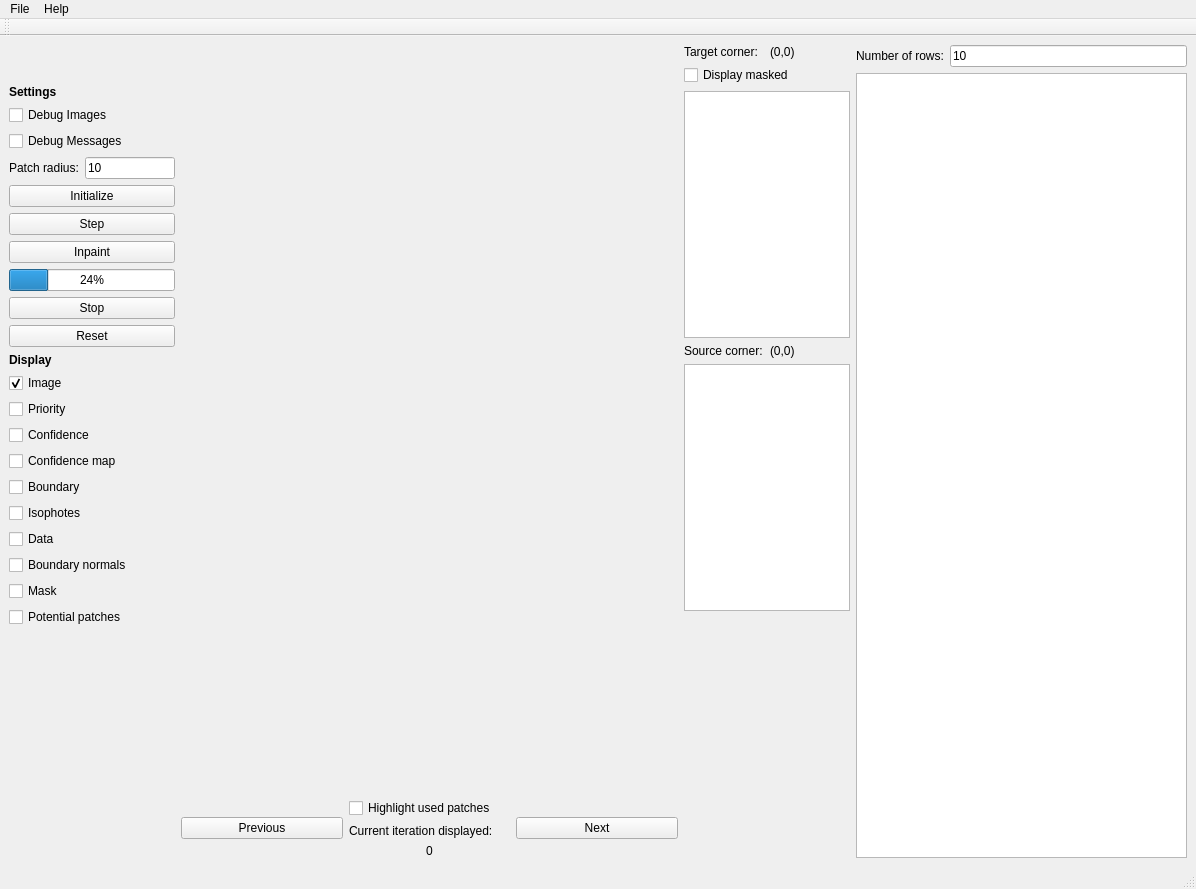
Qt form CriminisiInpainting.ui (daviddoria/PatchBasedInpainting) before a commit.
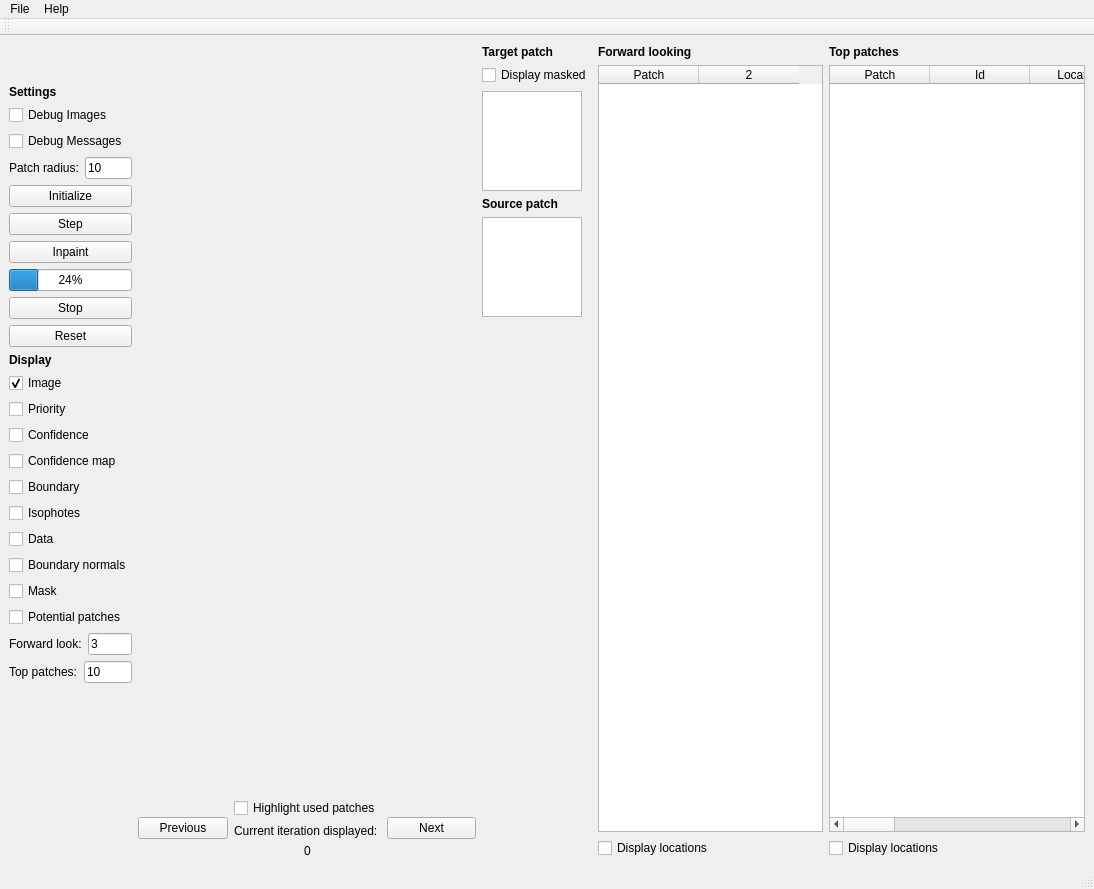
The same form after that commit. Custom widgets are drawn as their Qt base class.

Commit message: Finished interface to store and show forward looking options and their candidate matches

```diff
--- a/CriminisiInpainting.ui
+++ b/CriminisiInpainting.ui
@@ -6,7 +6,7 @@
    <rect>
     <x>0</x>
     <y>0</y>
-    <width>1196</width>
+    <width>1094</width>
     <height>889</height>
    </rect>
   </property>
@@ -16,9 +16,9 @@
   <widget class="QWidget" name="centralwidget">
    <layout class="QGridLayout" name="gridLayout">
     <item row="0" column="0">
-     <layout class="QHBoxLayout" name="horizontalLayout" stretch="1,3,1,2">
+     <layout class="QHBoxLayout" name="horizontalLayout" stretch="1,3,1,2,0">
       <item>
-       <layout class="QVBoxLayout" name="verticalLayout" stretch="0,0">
+       <layout class="QVBoxLayout" name="verticalLayout" stretch="0,0,0,0">
         <item>
          <layout class="QVBoxLayout" name="verticalLayout_4">
           <item>
@@ -213,6 +213,46 @@
           </item>
          </layout>
         </item>
+        <item>
+         <layout class="QVBoxLayout" name="verticalLayout_9">
+          <item>
+           <layout class="QHBoxLayout" name="horizontalLayout_8">
+            <item>
+             <widget class="QLabel" name="label_5">
+              <property name="text">
+               <string>Forward look:</string>
+              </property>
+             </widget>
+            </item>
+            <item>
+             <widget class="QLineEdit" name="txtNumberOfForwardLook">
+              <property name="text">
+               <string>3</string>
+              </property>
+             </widget>
+            </item>
+           </layout>
+          </item>
+         </layout>
+        </item>
+        <item>
+         <layout class="QHBoxLayout" name="horizontalLayout_7">
+          <item>
+           <widget class="QLabel" name="label_10">
+            <property name="text">
+             <string>Top patches:</string>
+            </property>
+           </widget>
+          </item>
+          <item>
+           <widget class="QLineEdit" name="txtNumberOfTopPatches">
+            <property name="text">
+             <string>10</string>
+            </property>
+           </widget>
+          </item>
+         </layout>
+        </item>
         <item>
          <spacer name="verticalSpacer_3">
           <property name="orientation">
@@ -287,15 +327,14 @@
          <layout class="QHBoxLayout" name="horizontalLayout_4">
           <item>
            <widget class="QLabel" name="label_4">
-            <property name="text">
-             <string>Target corner:</string>
+            <property name="font">
+             <font>
+              <weight>75</weight>
+              <bold>true</bold>
+             </font>
             </property>
-           </widget>
-          </item>
-          <item>
-           <widget class="QLabel" name="lblTargetCorner">
             <property name="text">
-             <string>(0,0)</string>
+             <string>Target patch</string>
             </property>
            </widget>
           </item>
@@ -313,6 +352,12 @@
           <property name="enabled">
            <bool>true</bool>
           </property>
+          <property name="maximumSize">
+           <size>
+            <width>100</width>
+            <height>100</height>
+           </size>
+          </property>
           <property name="baseSize">
            <size>
             <width>50</width>
@@ -331,15 +376,14 @@
          <layout class="QHBoxLayout" name="horizontalLayout_5">
           <item>
            <widget class="QLabel" name="label_3">
-            <property name="text">
-             <string>Source corner:</string>
+            <property name="font">
+             <font>
+              <weight>75</weight>
+              <bold>true</bold>
+             </font>
             </property>
-           </widget>
-          </item>
-          <item>
-           <widget class="QLabel" name="lblSourceCorner">
             <property name="text">
-             <string>(0,0)</string>
+             <string>Source patch</string>
             </property>
            </widget>
           </item>
@@ -347,6 +391,12 @@
         </item>
         <item>
          <widget class="QGraphicsView" name="gfxSource">
+          <property name="maximumSize">
+           <size>
+            <width>100</width>
+            <height>100</height>
+           </size>
+          </property>
           <property name="baseSize">
            <size>
             <width>50</width>
@@ -379,27 +429,119 @@
       <item>
        <layout class="QVBoxLayout" name="verticalLayout_7">
         <item>
-         <layout class="QHBoxLayout" name="horizontalLayout_6">
-          <item>
-           <widget class="QLabel" name="label_5">
-            <property name="text">
-             <string>Number of rows:</string>
-            </property>
-           </widget>
-          </item>
-          <item>
-           <widget class="QLineEdit" name="txtNumberOfRows">
-            <property name="text">
-             <string>10</string>
-            </property>
-           </widget>
-          </item>
-         </layout>
+         <widget class="QLabel" name="label_8">
+          <property name="font">
+           <font>
+            <weight>75</weight>
+            <bold>true</bold>
+           </font>
+          </property>
+          <property name="text">
+           <string>Forward looking</string>
+          </property>
+         </widget>
         </item>
         <item>
-         <widget class="QTableWidget" name="tableWidget">
+         <widget class="QTableWidget" name="forwardLookingTableWidget">
+          <property name="maximumSize">
+           <size>
+            <width>16777215</width>
+            <height>16777215</height>
+           </size>
+          </property>
+          <property name="horizontalScrollBarPolicy">
+           <enum>Qt::ScrollBarAlwaysOff</enum>
+          </property>
           <property name="sortingEnabled">
            <bool>true</bool>
+          </property>
+          <property name="columnCount">
+           <number>2</number>
+          </property>
+          <attribute name="verticalHeaderVisible">
+           <bool>false</bool>
+          </attribute>
+          <column>
+           <property name="text">
+            <string>Patch</string>
+           </property>
+           <property name="textAlignment">
+            <set>AlignHCenter|AlignVCenter|AlignCenter</set>
+           </property>
+          </column>
+          <column/>
+         </widget>
+        </item>
+        <item>
+         <widget class="QCheckBox" name="chkDisplayForwardLookPatchLocations">
+          <property name="text">
+           <string>Display locations</string>
+          </property>
+         </widget>
+        </item>
+       </layout>
+      </item>
+      <item>
+       <layout class="QVBoxLayout" name="verticalLayout_8">
+        <item>
+         <widget class="QLabel" name="label_9">
+          <property name="font">
+           <font>
+            <weight>75</weight>
+            <bold>true</bold>
+           </font>
+          </property>
+          <property name="text">
+           <string>Top patches</string>
+          </property>
+         </widget>
+        </item>
+        <item>
+         <widget class="QTableWidget" name="topPatchesTableWidget">
+          <property name="selectionBehavior">
+           <enum>QAbstractItemView::SelectRows</enum>
+          </property>
+          <property name="sortingEnabled">
+           <bool>true</bool>
+          </property>
+          <property name="columnCount">
+           <number>9</number>
+          </property>
+          <column>
+           <property name="text">
+            <string>Patch</string>
+           </property>
+          </column>
+          <column>
+           <property name="text">
+            <string>Id</string>
+           </property>
+          </column>
+          <column>
+           <property name="text">
+            <string>Location</string>
+           </property>
+          </column>
+          <column>
+           <property name="text">
+            <string>SSD</string>
+           </property>
+          </column>
+          <column>
+           <property name="text">
+            <string>Continuation</string>
+           </property>
+          </column>
+          <column/>
+          <column/>
+          <column/>
+          <column/>
+         </widget>
+        </item>
+        <item>
+         <widget class="QCheckBox" name="chkDisplaySourcePatchLocations">
+          <property name="text">
+           <string>Display locations</string>
           </property>
          </widget>
         </item>
@@ -414,8 +556,8 @@
     <rect>
      <x>0</x>
      <y>0</y>
-     <width>1196</width>
-     <height>33</height>
+     <width>1094</width>
+     <height>25</height>
     </rect>
    </property>
    <widget class="QMenu" name="menuLeft_Pane">
```
Left out of the diff: 2 changed lines with no effect on the pictures. The commit also changes 11 other files.
